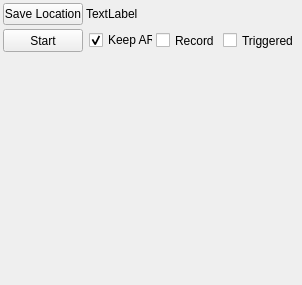
Old version of the form python_code/view/UI_cam.ui in the repository AhmetCemalO/labcamsac.
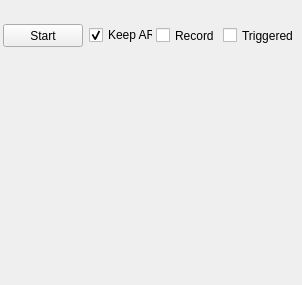
New version of the form.

What changed in the file:
```diff
--- a/python_code/view/UI_cam.ui
+++ b/python_code/view/UI_cam.ui
@@ -40,25 +40,12 @@
      <property name="sizeConstraint">
       <enum>QLayout::SetDefaultConstraint</enum>
      </property>
-     <item>
-      <widget class="QPushButton" name="save_location_pushButton">
-       <property name="maximumSize">
-        <size>
-         <width>80</width>
-         <height>23</height>
-        </size>
-       </property>
-       <property name="text">
-        <string>Save Location</string>
-       </property>
-      </widget>
-     </item>
      <item>
       <widget class="QLabel" name="save_location_label">
        <property name="minimumSize">
         <size>
          <width>0</width>
-         <height>0</height>
+         <height>17</height>
         </size>
        </property>
        <property name="maximumSize">
@@ -68,7 +55,7 @@
         </size>
        </property>
        <property name="text">
-        <string>TextLabel</string>
+        <string/>
        </property>
       </widget>
      </item>
```
